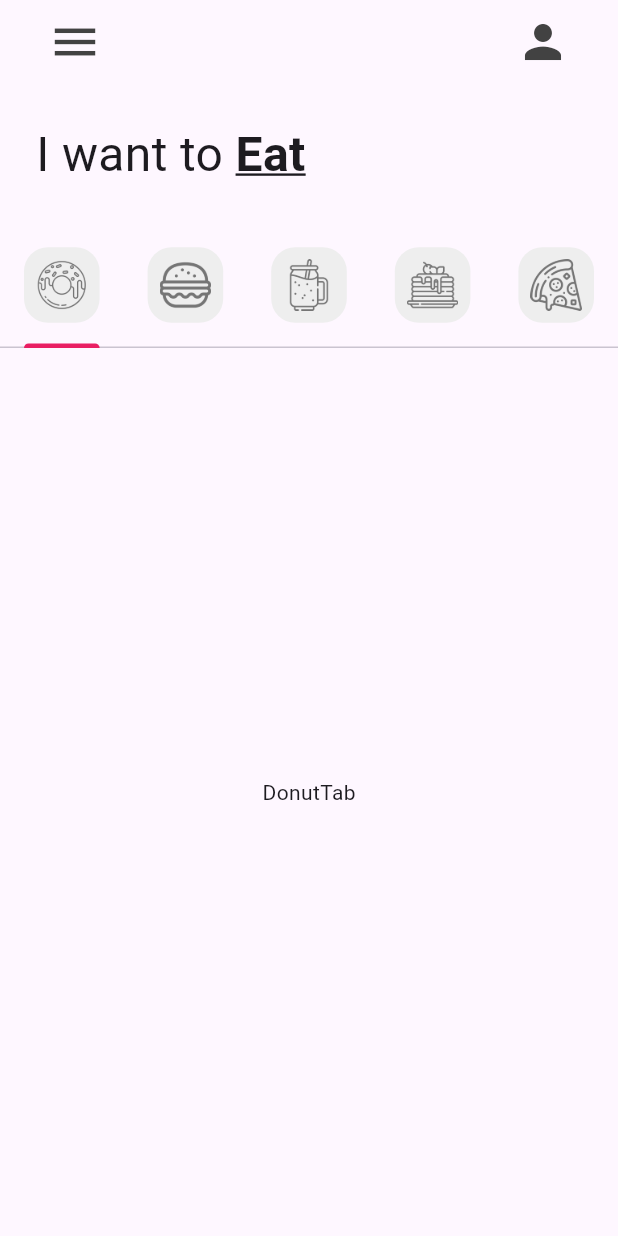
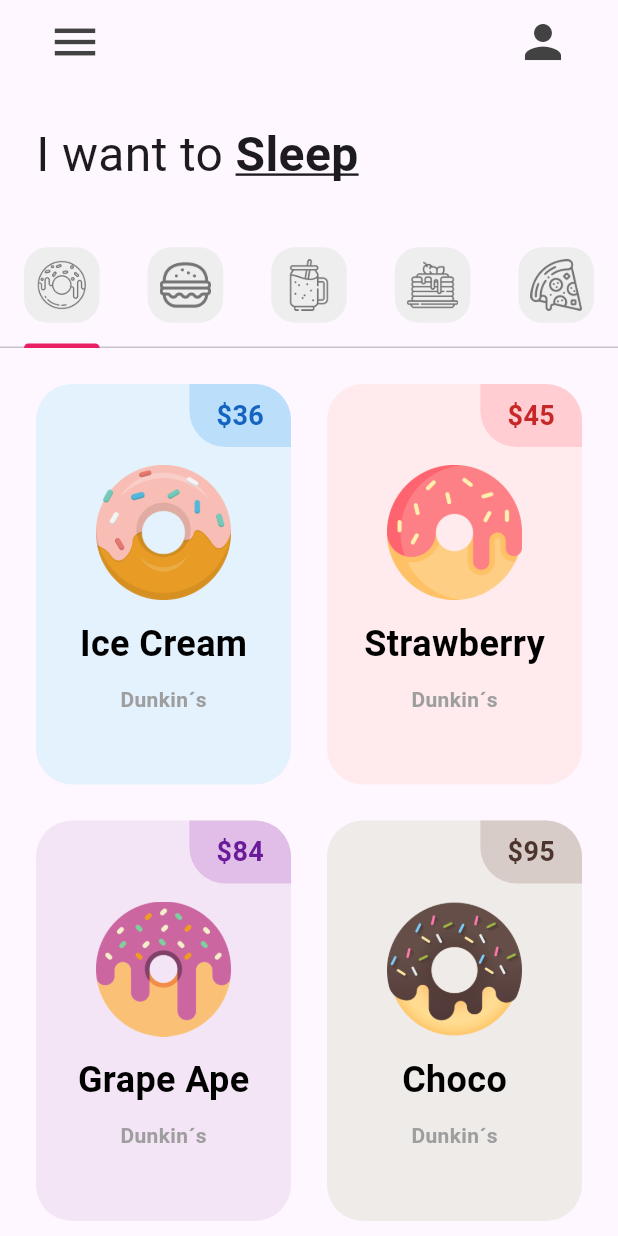
Before and after one commit to JoelCauich423/reto1_donut_app_joel_cauich, a Flutter app: the screen it shows after launch, on a phone screen of 412 x 824 dp. Run offline on Flutter 3.47's test engine with Material 3 defaults, Android fonts, the phone set to English and light mode, and no system bars.

Commit message:
DonutTile añadido

```diff
--- a/lib/pages/home_page.dart
+++ b/lib/pages/home_page.dart
@@ -65,7 +65,7 @@ class _HomePageState extends State<HomePage> {
             child: Row(
               children: [
                 Text("I want to ", style: TextStyle(fontSize: 32)),
-                Text("Eat",
+                Text("Sleep",
                     style: TextStyle(
                         fontSize: 32,
                         fontWeight: FontWeight.bold,
@@ -76,18 +76,18 @@ class _HomePageState extends State<HomePage> {
           //Tap Bar
           TabBar(tabs: myTabs),
           //Tap bar view
-          const Expanded(
+          Expanded(
             child: TabBarView(children: [
             //Donut tab
             DonutTab(),
             //Buger tab
-            BurgerTab(),
+            const BurgerTab(),
             //Smoothie tab
-            SmoothieTab(),
+            const SmoothieTab(),
             //Pancake tab
-            PancakeTab(),
+            const PancakeTab(),
             //Pizza tab
-            PizzaTab(),
+            const PizzaTab(),
           ]),)
           //Carrito
         ]),
--- a/lib/tab/donut_tab.dart
+++ b/lib/tab/donut_tab.dart
@@ -1,14 +1,33 @@
 import 'package:flutter/material.dart';
+import 'package:flutter_application_1/utils/donut_tile.dart';
 
 class DonutTab extends StatelessWidget {
-  const DonutTab({super.key});
+  //List of donuts
+  final List donutOnSale = [
+    //[danutFlavor, donutPrice, donutColor, imageName]
+    ["Ice Cream", "36", Colors.blue, "lib/images/icecream_donut.png"],
+    ["Strawberry", "45", Colors.red, "lib/images/strawberry_donut.png"],
+    ["Grape Ape", "84", Colors.purple, "lib/images/grape_donut.png"],
+    ["Choco", "95", Colors.brown, "lib/images/chocolate_donut.png"]
+  ];
+
+  DonutTab({super.key});
 
   @override
   Widget build(BuildContext context) {
-    return Container(
-      child: const Center(
-        child: Text('DonutTab'),
-      ),
+    return GridView.builder(
+      itemCount: donutOnSale.length, //Longitud de los elementos.
+      padding: const EdgeInsets.all(12),
+      gridDelegate: const SliverGridDelegateWithFixedCrossAxisCount(
+          crossAxisCount: 2, childAspectRatio: 1 / 1.5), //Dos Columnas
+      itemBuilder: (context, index) {
+        return DonutTile(
+          donutFlavor: donutOnSale[index][0],
+          donutPrice: donutOnSale[index][1],
+          donutColor: donutOnSale[index][2],
+          imageName: donutOnSale[index][3], donustFlavor: null,
+        );
+      },
     );
   }
 }
--- /dev/null
+++ b/lib/utils/donut_tile.dart
@@ -0,0 +1,82 @@
+import 'package:flutter/material.dart';
+
+class DonutTile extends StatelessWidget {
+  final String donutFlavor;
+  final String donutPrice;
+  // Dynamic porque será tipo Color y también usará[]
+  final dynamic donutColor;
+  final String imageName;
+  // Valor fijo para border circular
+  final double borderRadius = 24;
+
+  const DonutTile(
+      {super.key,
+      required this.donutFlavor,
+      required this.donutPrice,
+      required this.donutColor,
+      required this.imageName, required donustFlavor});
+
+  @override
+  Widget build(BuildContext context) {
+    return Padding(
+      padding: const EdgeInsets.all(12),
+      child: Container(
+        decoration: BoxDecoration(
+            color: donutColor[50],
+            borderRadius: BorderRadius.circular(borderRadius)),
+        child: Column(
+          children: [
+            // Donut Price
+            Row(
+              mainAxisAlignment: MainAxisAlignment.end,
+              children: [
+                Container(
+                    decoration: BoxDecoration(
+                        color: donutColor[100],
+                        borderRadius: BorderRadius.only(
+                            topRight: Radius.circular(borderRadius),
+                            bottomLeft: Radius.circular(borderRadius))),
+                    padding:
+                        const EdgeInsets.symmetric(vertical: 8, horizontal: 18),
+                    child: Text(
+                      '\$$donutPrice',
+                      style: TextStyle(
+                          fontWeight: FontWeight.bold,
+                          fontSize: 18,
+                          color: donutColor[800]),
+                    )),
+              ],
+            ),
+            // Donut picture
+            Padding(
+              padding: const EdgeInsets.symmetric(horizontal: 40, vertical: 12),
+              child: Image.asset(imageName),
+            ),
+            // Donut Flavor Text
+            Padding(
+              padding: const EdgeInsets.only(bottom: 10),
+              child: Text(
+                donutFlavor,
+                style: const TextStyle(
+                    fontWeight: FontWeight.bold,
+                    fontSize: 24,
+                    color: Colors.black),
+              ),
+            ),
+           const Padding(
+              padding: EdgeInsets.only(bottom: 10),
+              child: Text(
+                'Dunkin´s',
+                style: TextStyle(
+                    fontWeight: FontWeight.bold,
+                    fontSize: 14,
+                    color: Colors.grey),
+              ),
+            ),
+
+          ],
+        ),
+      ),
+    );
+  }
+}
```
Also changed, not shown: 1 other file.
